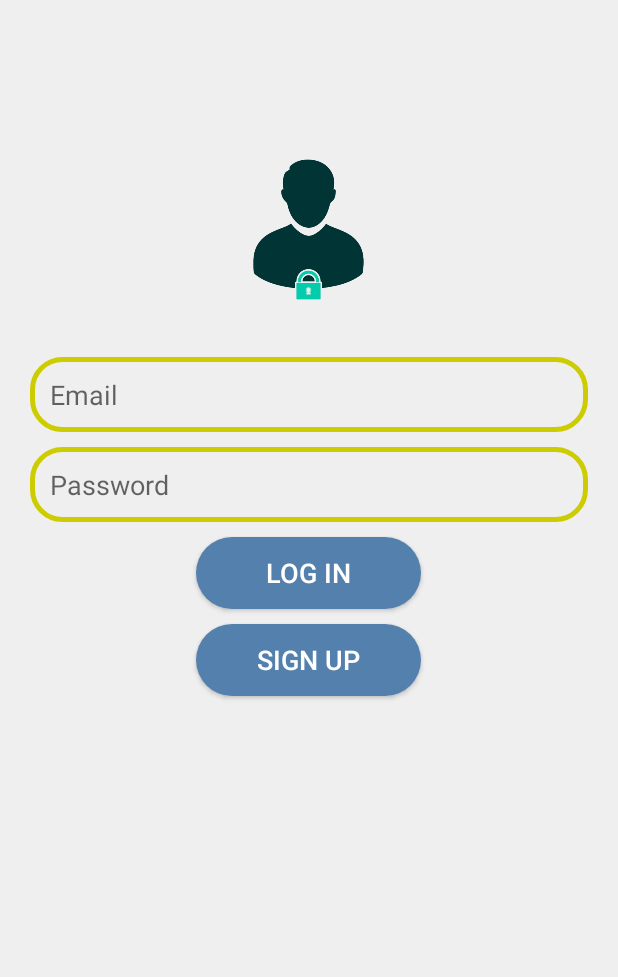
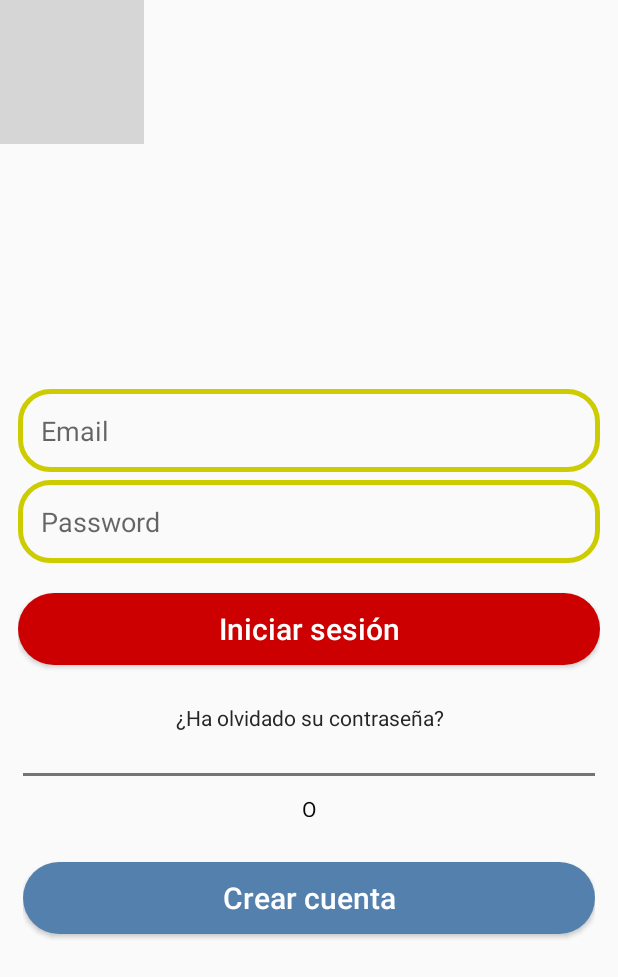
Before and after one commit to moisiete99/AdivinaQuien, an Android app: the screen it shows after launch (LogIn), on a phone screen of 412 x 824 dp. Shown: the top 977 px of the screen. Run offline under Robolectric (Android 15) with nearby library versions, the phone set to English and light mode, and no system bars; our stand-ins replace Firebase (no records; nobody signed in at launch, a user with empty details on screens opened directly); grey boxes are pictures that could not be loaded.

Commit message:
Oliver login y menu añadidos OK

```diff
--- a/app/src/main/java/com/example/adivinaquien/MainActivity.kt
+++ b/app/src/main/java/com/example/adivinaquien/MainActivity.kt
@@ -7,10 +7,11 @@ import android.os.Bundle
 import android.view.View
 import android.view.Window
 import android.widget.Button
+import android.widget.ImageButton
 
 class MainActivity : AppCompatActivity() {
 
-    lateinit var btnvs2: Button
+    lateinit var btnvs2: ImageButton
     override fun onCreate(savedInstanceState: Bundle?) {
         super.onCreate(savedInstanceState)
         supportRequestWindowFeature(Window.FEATURE_NO_TITLE) //quitamos title Bar
--- a/app/src/main/res/layout/activity_log_in.xml
+++ b/app/src/main/res/layout/activity_log_in.xml
@@ -1,68 +1,139 @@
 <?xml version="1.0" encoding="utf-8"?>
-<RelativeLayout xmlns:android="http://schemas.android.com/apk/res/android"
+<LinearLayout xmlns:android="http://schemas.android.com/apk/res/android"
     xmlns:app="http://schemas.android.com/apk/res-auto"
     xmlns:tools="http://schemas.android.com/tools"
     android:layout_width="match_parent"
     android:layout_height="match_parent"
-    android:background="#EFEFEF"
-    tools:context=".LogIn">
+    android:orientation="vertical"
+    tools:context=".MainActivity">
+
+    <LinearLayout
+        android:layout_width="match_parent"
+        android:layout_height="match_parent"
+        android:layout_weight="7"
+        android:orientation="vertical">
+
+        <FrameLayout
+            android:layout_width="match_parent"
+            android:layout_height="match_parent">
 
             <ImageView
-        android:id="@+id/logo_login"
-        android:layout_width="150dp"
-        android:layout_height="150dp"
-        android:layout_centerHorizontal="true"
-        android:layout_marginTop="78dp"
-        android:src="@drawable/login" />
+                android:id="@+id/imageView"
+                android:layout_width="wrap_content"
+                android:layout_height="wrap_content"
+                android:scaleType="centerCrop"
+                app:srcCompat="@drawable/logo5" />
+
+            <LinearLayout
+                android:layout_width="match_parent"
+                android:layout_height="match_parent"
+                android:gravity="center"
+                android:orientation="vertical"/>
+        </FrameLayout>
+    </LinearLayout>
+
+    <LinearLayout
+        android:layout_width="match_parent"
+        android:layout_height="match_parent"
+        android:layout_weight="3"
+        android:orientation="vertical">
+
+        <LinearLayout
+            android:layout_width="match_parent"
+            android:layout_height="wrap_content"
+            android:orientation="vertical"
+            android:padding="12dp">
 
             <EditText
                 android:id="@+id/edt_email"
                 android:layout_width="match_parent"
-        android:layout_height="50dp"
-        android:layout_below="@id/logo_login"
-        android:layout_marginLeft="20dp"
-        android:layout_marginTop="10dp"
-        android:layout_marginRight="20dp"
+                android:layout_height="wrap_content"
                 android:background="@drawable/edt_background"
+                android:ems="10"
                 android:hint="Email"
-        android:inputType="textWebEmailAddress"
-        android:paddingLeft="13dp" />
+                android:inputType="textEmailAddress"
+                android:padding="15dp" />
 
             <EditText
                 android:id="@+id/edt_password"
                 android:layout_width="match_parent"
-        android:layout_height="50dp"
-        android:layout_below="@id/edt_email"
-        android:layout_marginLeft="20dp"
-        android:layout_marginTop="10dp"
-        android:layout_marginRight="20dp"
+                android:layout_height="wrap_content"
                 android:background="@drawable/edt_background"
+                android:ems="10"
+                android:layout_marginTop="5dp"
                 android:hint="Password"
-        android:inputType="textWebPassword"
-        android:paddingLeft="13dp" />
+                android:inputType="textPassword"
+                android:padding="15dp" />
 
             <Button
                 android:id="@+id/btn_login"
-        android:layout_width="150dp"
+                android:layout_width="match_parent"
                 android:layout_height="wrap_content"
-        android:layout_below="@id/edt_password"
-        android:layout_centerHorizontal="true"
-        android:layout_marginTop="10dp"
+                android:layout_marginTop="20dp"
                 android:background="@drawable/btn_background"
-        android:text="Log In"
+                android:backgroundTint="@android:color/holo_red_dark"
+                android:text="Iniciar sesión"
                 android:textColor="@color/white"
-        android:textSize="18sp" />
+                android:textSize="20sp"
+                android:textAllCaps="false" />
+
+            <TextView
+                android:id="@+id/textView"
+                android:layout_width="match_parent"
+                android:layout_height="wrap_content"
+                android:layout_marginTop="25dp"
+                android:text="¿Ha olvidado su contraseña?"
+                android:textAlignment="center"
+                android:textColor="#272626" />
+        </LinearLayout>
+
+        <LinearLayout
+            android:layout_width="match_parent"
+            android:layout_height="match_parent"
+            android:orientation="vertical"
+            android:padding="15dp">
+
+            <LinearLayout
+                android:layout_width="match_parent"
+                android:layout_height="2dp"
+                android:background="#757474"
+                android:orientation="horizontal"></LinearLayout>
+
+            <LinearLayout
+                android:layout_width="match_parent"
+                android:layout_height="wrap_content"
+                android:layout_marginLeft="50dp"
+                android:layout_marginRight="50dp"
+                android:orientation="horizontal">
+
+                <FrameLayout
+                    android:layout_width="match_parent"
+                    android:layout_height="match_parent">
+
+                    <TextView
+                        android:id="@+id/textView2"
+                        android:layout_width="wrap_content"
+                        android:layout_height="wrap_content"
+                        android:layout_gravity="center"
+                        android:layout_marginTop="8dp"
+                        android:gravity="center"
+                        android:text="O"
+                        android:textColor="#070707" />
+
+                </FrameLayout>
+            </LinearLayout>
 
             <Button
                 android:id="@+id/btn_signup"
-        android:layout_width="150dp"
+                android:layout_width="match_parent"
                 android:layout_height="wrap_content"
-        android:layout_below="@id/btn_login"
-        android:layout_centerHorizontal="true"
-        android:layout_marginTop="10dp"
+                android:layout_marginTop="30dp"
                 android:background="@drawable/btn_background"
-        android:text="Sign Up"
+                android:text="Crear cuenta"
                 android:textColor="@color/white"
-        android:textSize="18sp" />
+                android:textSize="20sp"
+                android:textAllCaps="false" />
 
-</RelativeLayout>
+        </LinearLayout>
+    </LinearLayout>
+</LinearLayout>
```
Also changed, not shown: app/src/main/res/layout/activity_main.xml (+53 -22 lines). Lines whose indentation alone changed are shown as unchanged.
